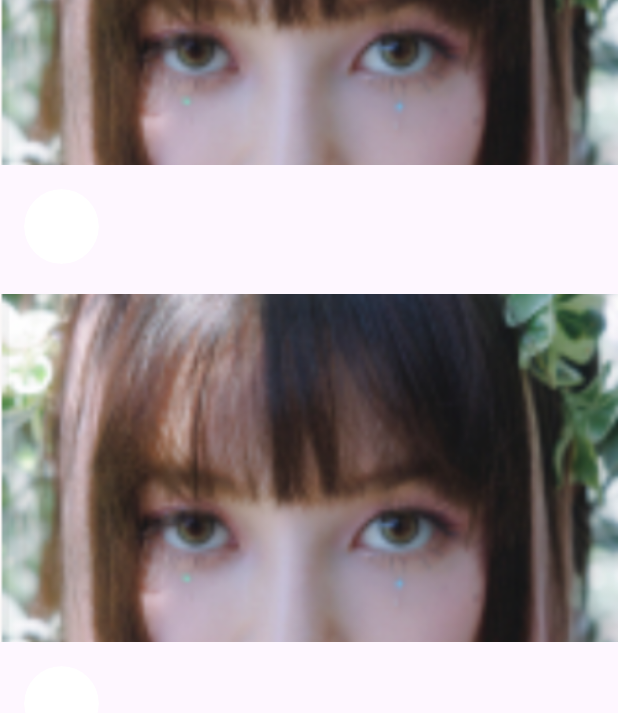
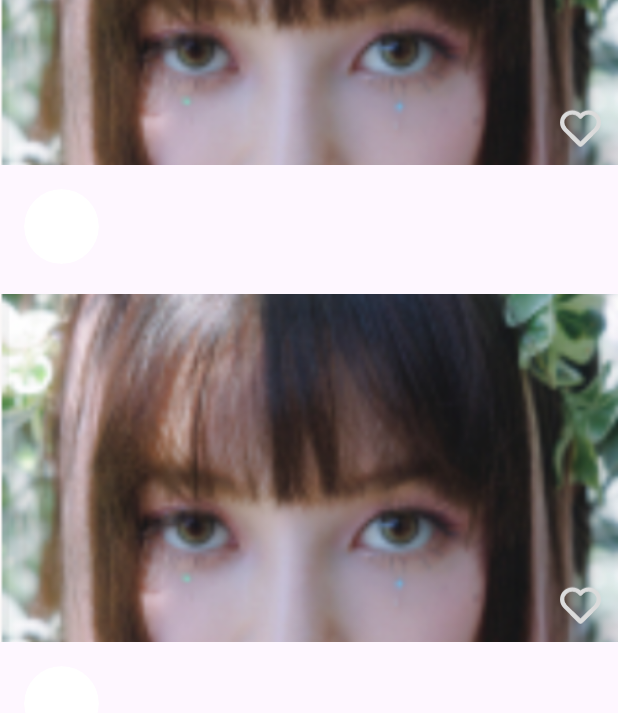
Before and after one commit to tutorhwang/HwangTube, an Android app: the layout fragment_home.xml on its own in the app's theme, with its tools: preview values and no code run, on a phone screen of 412 x 824 dp. Shown: the part 366-1079 px from the top of the screen. Run offline under Robolectric (Android 15) with nearby library versions, the phone set to English and light mode, and no system bars.

Commit message:
[Implement] Implement heart icon and tint function for favorite feature

```diff
--- a/app/src/main/java/com/example/hwangtube/model/ListItem.kt
+++ b/app/src/main/java/com/example/hwangtube/model/ListItem.kt
@@ -12,6 +12,7 @@ sealed class ListItem : Parcelable {
         val channelTitle: String,
         val title: String,
         val thumbnail: String,
-        val description: String
+        val description: String,
+        val isFavorite: Boolean = false
     ) : ListItem()
 }
--- /dev/null
+++ b/app/src/main/res/drawable/ic_heart.xml
@@ -0,0 +1,20 @@
+<?xml version="1.0" encoding="utf-8"?>
+<vector xmlns:android="http://schemas.android.com/apk/res/android"
+    android:width="27dp"
+    android:height="24dp"
+    android:viewportWidth="27"
+    android:viewportHeight="24">
+    <path
+        android:fillColor="#00000000"
+        android:pathData="M13.5,5.239L12.886,4.625C10.514,2.253 6.668,2.253 4.295,4.625V4.625C1.923,6.997 1.923,10.844 4.295,13.216L13.5,22.42L19.636,16.284"
+        android:strokeWidth="2.58333"
+        android:strokeColor="#ffffff"
+        android:strokeLineCap="round"
+        android:strokeLineJoin="round" />
+    <path
+        android:fillColor="#00000000"
+        android:pathData="M13.5,5.239L14.114,4.625C16.486,2.253 20.332,2.253 22.705,4.625V4.625C25.077,6.997 25.077,10.844 22.705,13.216L14.413,21.507C13.909,22.011 13.091,22.011 12.587,21.507L8.591,17.511"
+        android:strokeWidth="2.58333"
+        android:strokeColor="#ffffff"
+        android:strokeLineCap="round" />
+</vector>
--- a/app/src/main/res/layout/item_layout.xml
+++ b/app/src/main/res/layout/item_layout.xml
@@ -6,19 +6,19 @@
     android:layout_height="wrap_content"
     android:minHeight="30dp"
     android:paddingVertical="10dp"
-    tool:showIn="@layout/activity_main">
+    tool:showIn="@layout/fragment_home">
 
     <ImageView
         android:id="@+id/main_image"
         android:layout_width="0dp"
         android:layout_height="0dp"
+        android:importantForAccessibility="no"
         android:scaleType="centerCrop"
         android:src="@drawable/daniel"
         app:layout_constraintDimensionRatio="16:9"
         app:layout_constraintEnd_toEndOf="parent"
         app:layout_constraintStart_toStartOf="parent"
-        app:layout_constraintTop_toTopOf="parent"
-        android:importantForAccessibility="no" />
+        app:layout_constraintTop_toTopOf="parent" />
 
     <ImageView
         android:id="@+id/logo"
@@ -33,6 +33,17 @@
         app:layout_constraintTop_toBottomOf="@id/main_image"
         tool:src="@drawable/haelin"
         tool:targetApi="s" />
+
+    <ImageView
+        android:id="@+id/iv_heart"
+        android:layout_width="30dp"
+        android:layout_height="30dp"
+        android:layout_marginEnd="10dp"
+        android:layout_marginBottom="10dp"
+        android:src="@drawable/ic_heart"
+        app:layout_constraintBottom_toBottomOf="@id/main_image"
+        app:layout_constraintEnd_toEndOf="@id/main_image"
+        app:tint="@color/favorite_off" />
 
     <TextView
         android:id="@+id/channel_name"
--- a/app/src/main/res/values/colors.xml
+++ b/app/src/main/res/values/colors.xml
@@ -1,5 +1,7 @@
 <?xml version="1.0" encoding="utf-8"?>
 <resources>
     <color name="black">#FF000000</color>
-    <color name="white">#FFFFFFFF</color>
+    <color name="white">#DBDBDB</color>
+    <color name="favorite_on">#FC8AB1</color>
+    <color name="favorite_off">#FFDBDBDB</color>
 </resources>
```
Also changed, not shown: app/src/main/java/com/example/hwangtube/ui/home/HomeFragment.kt (+5 -2 lines), app/src/main/java/com/example/hwangtube/ui/home/VideoListAdapter.kt (+40 -1 lines).
